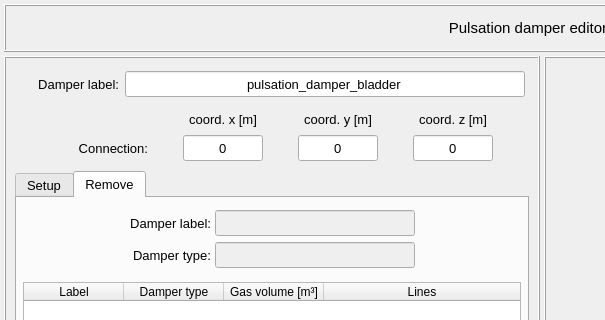
Before: the Qt Designer form pulse/interface/data/ui_files/model/editor/pulsation_damper_editor_inputs.ui in open-pulse/OpenPulse, drawn with Qt 5; both pictures show x 0 to 605 and y 0 to 320 of the 1056 by 730 pixel window.
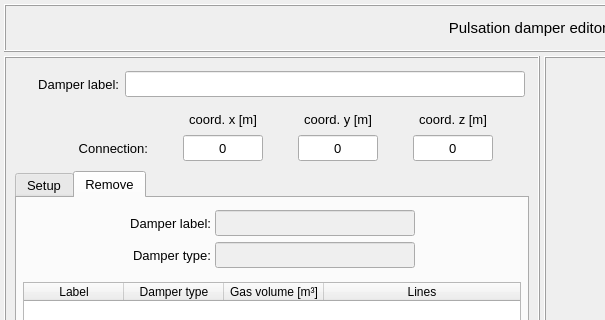
After: the same form once the commit is applied. Icons and pictures are not drawn.

Commit message: removes default label from damper input

What changed in the file:
```diff
--- a/pulse/interface/data/ui_files/model/editor/pulsation_damper_editor_inputs.ui
+++ b/pulse/interface/data/ui_files/model/editor/pulsation_damper_editor_inputs.ui
@@ -2444,7 +2444,7 @@
             </font>
            </property>
            <property name="text">
-            <string>pulsation_damper_bladder</string>
+            <string/>
            </property>
            <property name="alignment">
             <set>Qt::AlignmentFlag::AlignCenter</set>
```
